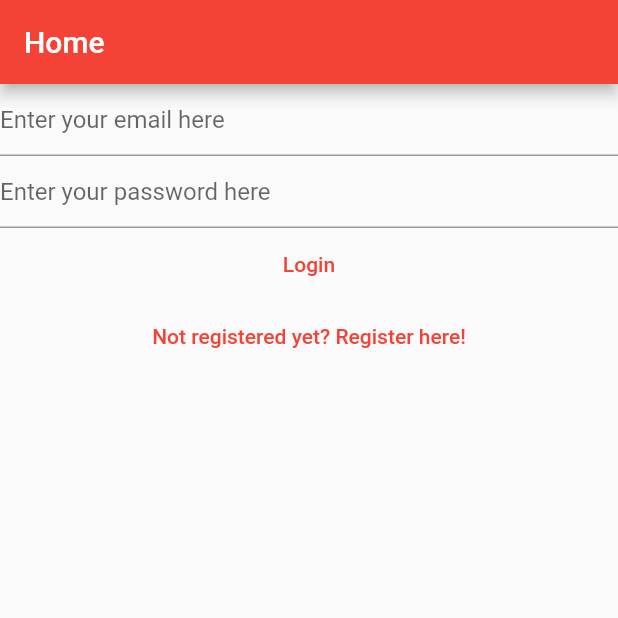
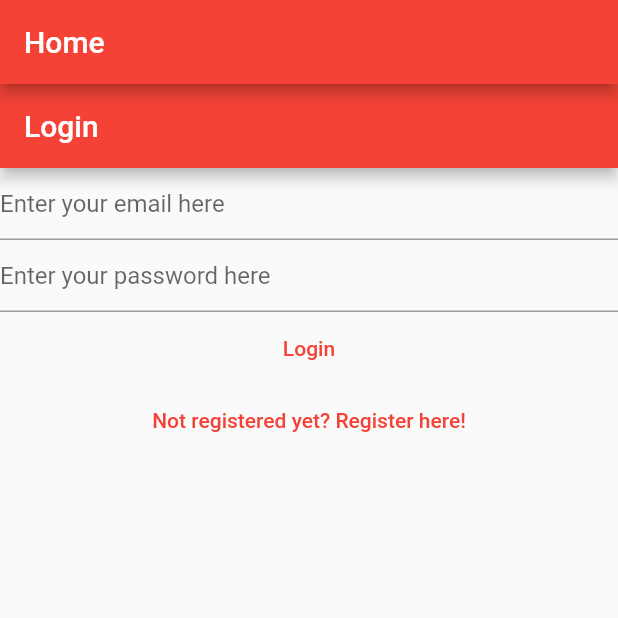
Before and after one commit to aKeoHub/noteking, a Flutter app: the screen it shows after launch, on a phone screen of 412 x 824 dp, the top half of it. Run offline on Flutter 3.47's test engine with Material 2 defaults, Android fonts, the phone set to English and light mode, and no system bars; our stand-ins replace firebase_auth, firebase_core; accounts and stored records are empty.

Commit message:
Fixed login view logic.

```diff
--- a/lib/views/login_view.dart
+++ b/lib/views/login_view.dart
@@ -28,7 +28,11 @@ class _LoginViewState extends State<LoginView> {
 
   @override
   Widget build(BuildContext context) {
-    return Column(
+    return Scaffold(
+      appBar: AppBar(
+        title: const Text('Login'),
+      ),
+      body: Column(
         children: [
           TextField(
             controller: _email,
@@ -54,7 +58,8 @@ class _LoginViewState extends State<LoginView> {
               final password = _password.text;
               try {
                 final userCredential = await FirebaseAuth.instance
-                  .signInWithEmailAndPassword(email: email, password: password);
+                    .signInWithEmailAndPassword(
+                        email: email, password: password);
                 print(userCredential);
               } on FirebaseAuthException catch (e) {
                 if (e.code == 'user-not-found') {
@@ -73,6 +78,7 @@ class _LoginViewState extends State<LoginView> {
               },
               child: const Text('Not registered yet? Register here!')),
         ],
+      ),
     );
   }
 }
--- a/lib/views/register_view.dart
+++ b/lib/views/register_view.dart
@@ -73,6 +73,12 @@ class _RegisterViewState extends State<RegisterView> {
             },
             child: const Text('Register'),
           ),
+          TextButton(
+              onPressed: () {
+                Navigator.of(context)
+                    .pushNamedAndRemoveUntil('/login/', (route) => false);
+              },
+              child: const Text('Already registered? Login here'))
         ],
       ),
     );
```
Lines whose indentation alone changed are shown as unchanged.
